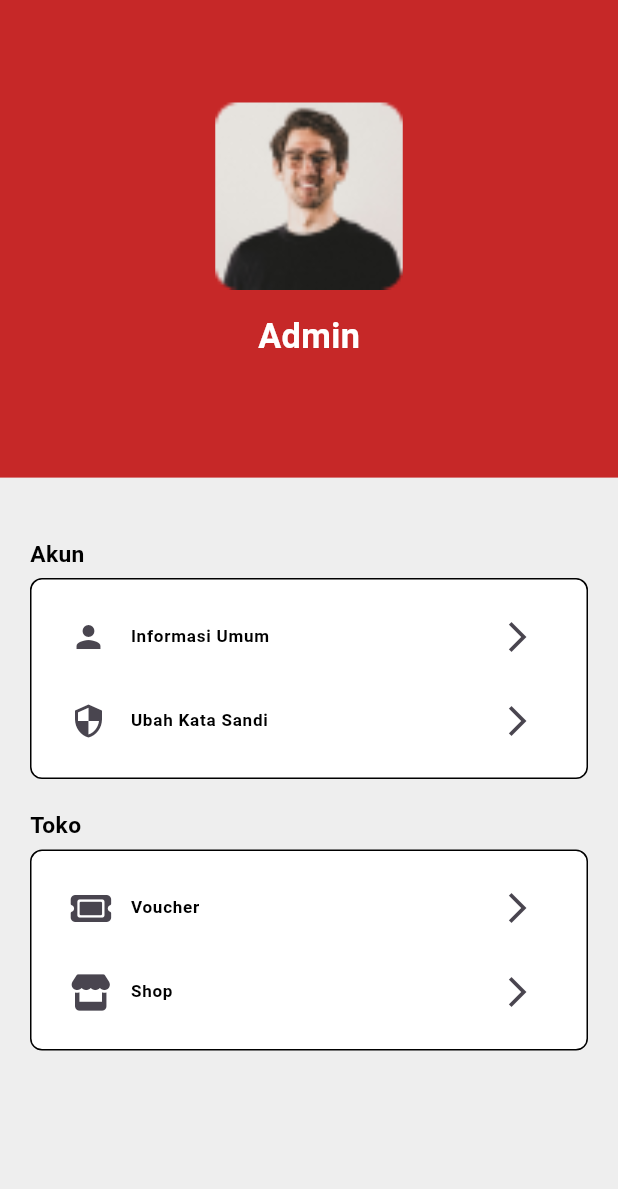
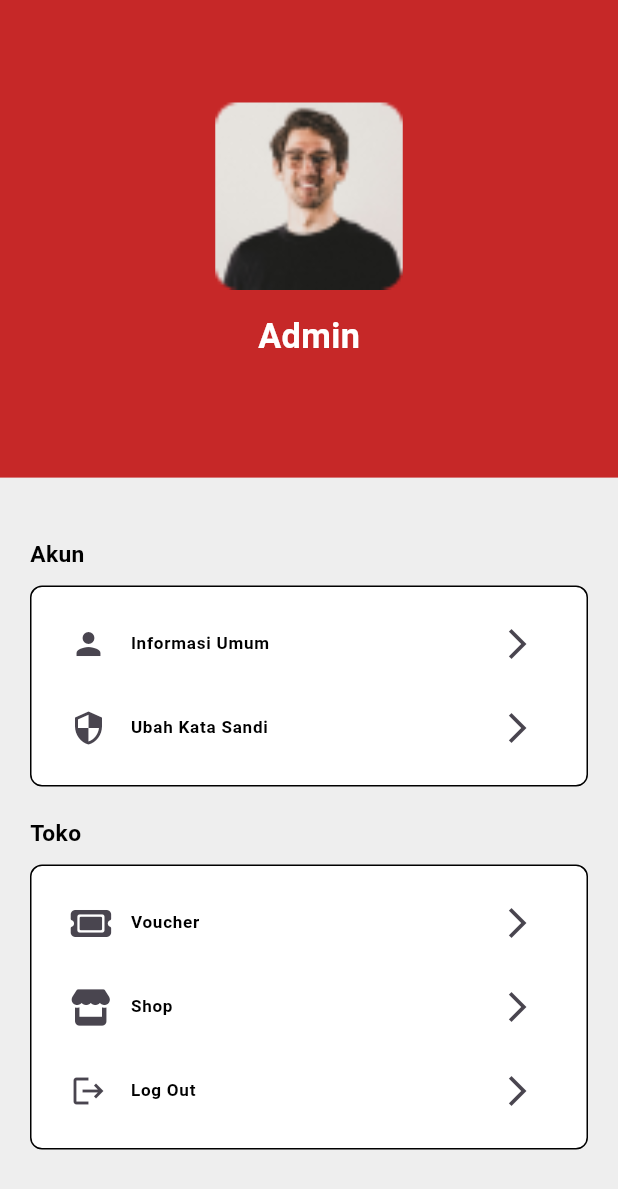
Before and after one commit to Shade2012/warmindo_admin_ui, a Flutter app: the SettingsPage screen opened by its route, on a phone screen of 412 x 824 dp. Shown: the top 1189 px of the screen. Run offline on Flutter 3.47's test engine with Material 3 defaults, Android fonts, the phone set to English and light mode, and no system bars; our stand-ins replace flutter_svg, font_awesome_flutter, get, google_fonts, syncfusion_flutter_charts; Roboto replaces fonts that are missing (Oxygen).

Commit message:
style: [AF] add logout on setting-page

```diff
--- a/lib/pages/setting_page/view/settings_page.dart
+++ b/lib/pages/setting_page/view/settings_page.dart
@@ -100,7 +100,7 @@ class SettingsPage extends StatelessWidget {
                         'Akun',
                         style: headercontentProfileTextStyle,
                       ),
-                      SizedBox(height: 5),
+                      SizedBox(height: 10),
                       Container(
                         width: 327,
                         padding: EdgeInsets.all(10),
@@ -129,6 +129,7 @@ class SettingsPage extends StatelessWidget {
                                 style: contentProfileTextStyle,
                               ),
                               trailing: Icon(Icons.arrow_forward_ios),
+
                               onTap: () {
                                 Get.toNamed(Routes.CHANGEPASS_PAGE);
                               },
@@ -142,7 +143,7 @@ class SettingsPage extends StatelessWidget {
                         style: headercontentProfileTextStyle,
                       ),
                       SizedBox(
-                        height: 5,
+                        height: 10,
                       ),
                       Container(
                         width: 327,
@@ -173,7 +174,18 @@ class SettingsPage extends StatelessWidget {
                               ),
                               trailing: Icon(Icons.arrow_forward_ios),
                               onTap: () {
-                                Get.toNamed(Routes.SHOP_PAGE);
+
+                              },
+                            ),
+                            ListTile(
+                              leading: Icon(Icons.logout),
+                              title: Text(
+                                'Log Out',
+                                style: contentProfileTextStyle,
+                              ),
+                              trailing: Icon(Icons.arrow_forward_ios),
+                              onTap: () {
+                                // Get.toNamed(Routes.SHOP_PAGE);
                               },
                             ),
                           ],
--- a/lib/routes/AppPages.dart
+++ b/lib/routes/AppPages.dart
@@ -41,7 +41,7 @@ part 'AppRoutes.dart';
 class AppPages {
   AppPages._();
 
-  static const INITIAL = Routes.EDIT_CUSTOMERS_PAGE;
+  static const INITIAL = Routes.BOTTOM_NAVIGATION;
 
   static final routes = [
     GetPage(
```
